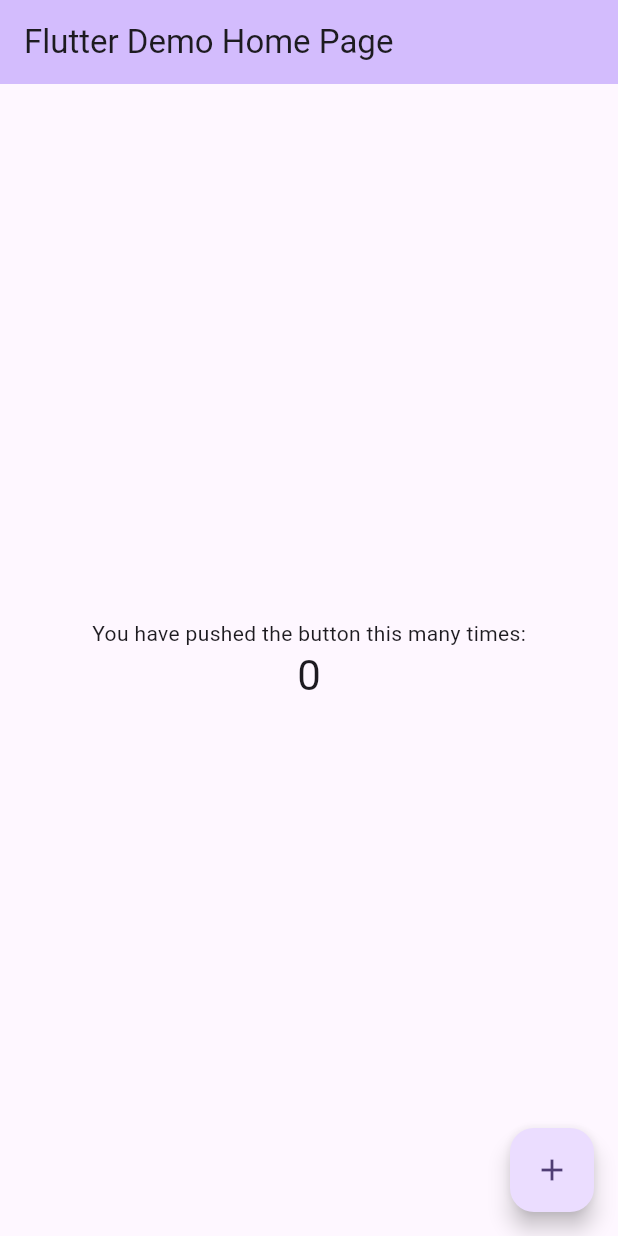
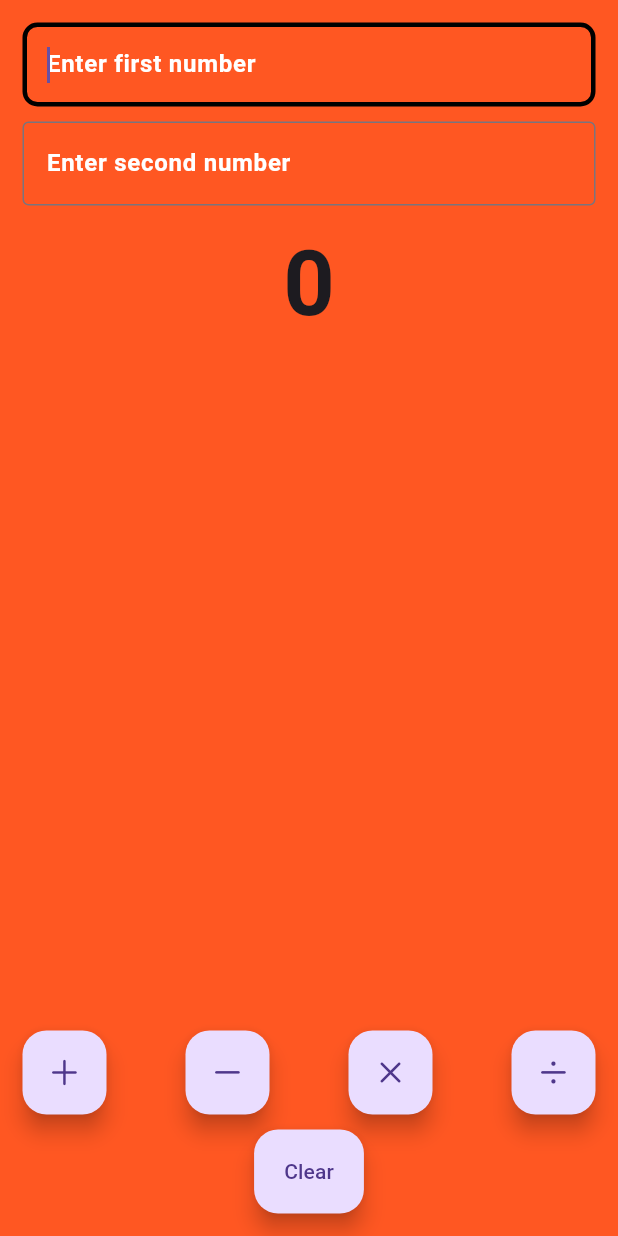
Before and after one commit to sapatevaibhav/flutter_demo, a Flutter app: the screen it shows after launch, on a phone screen of 412 x 824 dp. Run offline on Flutter 3.47's test engine with Material 3 defaults, Android fonts, the phone set to English and light mode, and no system bars.

Commit message:
calculator done

```diff
--- /dev/null
+++ b/lib/app/app.dart
@@ -0,0 +1,17 @@
+import 'package:flutter/material.dart';
+import 'package:flutter_demo/views/home_view.dart';
+
+class MyApp extends StatelessWidget {
+  const MyApp({super.key});
+
+  @override
+  Widget build(BuildContext context) {
+    return MaterialApp(
+      debugShowCheckedModeBanner: false,
+      theme: ThemeData(
+        primarySwatch: Colors.deepOrange,
+      ),
+      home: const HomeView(),
+    );
+  }
+}
--- a/lib/main.dart
+++ b/lib/main.dart
@@ -1,125 +1,6 @@
 import 'package:flutter/material.dart';
+import 'package:flutter_demo/app/app.dart';
 
 void main() {
   runApp(const MyApp());
 }
-
-class MyApp extends StatelessWidget {
-  const MyApp({super.key});
-
-  // This widget is the root of your application.
-  @override
-  Widget build(BuildContext context) {
-    return MaterialApp(
-      title: 'Flutter Demo',
-      theme: ThemeData(
-        // This is the theme of your application.
-        //
-        // TRY THIS: Try running your application with "flutter run". You'll see
-        // the application has a purple toolbar. Then, without quitting the app,
-        // try changing the seedColor in the colorScheme below to Colors.green
-        // and then invoke "hot reload" (save your changes or press the "hot
-        // reload" button in a Flutter-supported IDE, or press "r" if you used
-        // the command line to start the app).
-        //
-        // Notice that the counter didn't reset back to zero; the application
-        // state is not lost during the reload. To reset the state, use hot
-        // restart instead.
-        //
-        // This works for code too, not just values: Most code changes can be
-        // tested with just a hot reload.
-        colorScheme: ColorScheme.fromSeed(seedColor: Colors.deepPurple),
-        useMaterial3: true,
-      ),
-      home: const MyHomePage(title: 'Flutter Demo Home Page'),
-    );
-  }
-}
-
-class MyHomePage extends StatefulWidget {
-  const MyHomePage({super.key, required this.title});
-
-  // This widget is the home page of your application. It is stateful, meaning
-  // that it has a State object (defined below) that contains fields that affect
-  // how it looks.
-
-  // This class is the configuration for the state. It holds the values (in this
-  // case the title) provided by the parent (in this case the App widget) and
-  // used by the build method of the State. Fields in a Widget subclass are
-  // always marked "final".
-
-  final String title;
-
-  @override
-  State<MyHomePage> createState() => _MyHomePageState();
-}
-
-class _MyHomePageState extends State<MyHomePage> {
-  int _counter = 0;
-
-  void _incrementCounter() {
-    setState(() {
-      // This call to setState tells the Flutter framework that something has
-      // changed in this State, which causes it to rerun the build method below
-      // so that the display can reflect the updated values. If we changed
-      // _counter without calling setState(), then the build method would not be
-      // called again, and so nothing would appear to happen.
-      _counter++;
-    });
-  }
-
-  @override
-  Widget build(BuildContext context) {
-    // This method is rerun every time setState is called, for instance as done
-    // by the _incrementCounter method above.
-    //
-    // The Flutter framework has been optimized to make rerunning build methods
-    // fast, so that you can just rebuild anything that needs updating rather
-    // than having to individually change instances of widgets.
-    return Scaffold(
-      appBar: AppBar(
-        // TRY THIS: Try changing the color here to a specific color (to
-        // Colors.amber, perhaps?) and trigger a hot reload to see the AppBar
-        // change color while the other colors stay the same.
-        backgroundColor: Theme.of(context).colorScheme.inversePrimary,
-        // Here we take the value from the MyHomePage object that was created by
-        // the App.build method, and use it to set our appbar title.
-        title: Text(widget.title),
-      ),
-      body: Center(
-        // Center is a layout widget. It takes a single child and positions it
-        // in the middle of the parent.
-        child: Column(
-          // Column is also a layout widget. It takes a list of children and
-          // arranges them vertically. By default, it sizes itself to fit its
-          // children horizontally, and tries to be as tall as its parent.
-          //
-          // Column has various properties to control how it sizes itself and
-          // how it positions its children. Here we use mainAxisAlignment to
-          // center the children vertically; the main axis here is the vertical
-          // axis because Columns are vertical (the cross axis would be
-          // horizontal).
-          //
-          // TRY THIS: Invoke "debug painting" (choose the "Toggle Debug Paint"
-          // action in the IDE, or press "p" in the console), to see the
-          // wireframe for each widget.
-          mainAxisAlignment: MainAxisAlignment.center,
-          children: <Widget>[
-            const Text(
-              'You have pushed the button this many times:',
-            ),
-            Text(
-              '$_counter',
-              style: Theme.of(context).textTheme.headlineMedium,
-            ),
-          ],
-        ),
-      ),
-      floatingActionButton: FloatingActionButton(
-        onPressed: _incrementCounter,
-        tooltip: 'Increment',
-        child: const Icon(Icons.add),
-      ), // This trailing comma makes auto-formatting nicer for build methods.
-    );
-  }
-}
--- /dev/null
+++ b/lib/views/calculator_view.dart
@@ -0,0 +1,179 @@
+// ignore_for_file: prefer__ructors, prefer_const_constructors, prefer_const_constructors_in_immutables
+
+import 'dart:developer';
+import 'package:flutter/cupertino.dart';
+import 'package:flutter/material.dart';
+
+class CalculatorView extends StatefulWidget {
+  CalculatorView({super.key});
+
+  @override
+  State<CalculatorView> createState() => _CalculatorViewState();
+}
+
+class _CalculatorViewState extends State<CalculatorView> {
+  int a = 0;
+  int b = 0;
+  num c = 0;
+
+  final displayOneController = TextEditingController();
+  final displayTwoController = TextEditingController();
+  late final AppLifecycleListener _listener;
+
+  @override
+  void initState() {
+    super.initState();
+
+    displayTwoController.text = b.toString();
+    displayOneController.text = a.toString();
+    displayOneController.clear();
+    displayTwoController.clear();
+
+    _listener = AppLifecycleListener(
+      onDetach: _onDetach,
+      onHide: _onHide,
+      onInactive: _onInactive,
+      onPause: _onPause,
+      onRestart: _onRestart,
+      onResume: _onResume,
+      onShow: _onShow,
+    );
+  }
+
+  void _onDetach() => log("Detached");
+  void _onHide() => log("Hidden");
+  void _onInactive() => log("Inactive");
+  void _onRestart() => log("Restart");
+  void _onResume() => log("Resume");
+  void _onShow() => log("Show");
+  void _onPause() => log("Paused");
+
+  @override
+  Widget build(BuildContext context) {
+    return Padding(
+      padding: EdgeInsets.all(15),
+      child: Column(
+        children: [
+          //  Calculator display
+          Display(
+            hint: "Enter first number",
+            controller: displayOneController,
+            focused: true,
+          ),
+          SizedBox(
+            height: 10,
+          ),
+          Display(
+            hint: "Enter second number",
+            controller: displayTwoController,
+            focused: false,
+          ),
+          SizedBox(
+            height: 10,
+          ),
+          Text(
+            c.toString(),
+            style: TextStyle(fontSize: 60, fontWeight: FontWeight.bold),
+          ),
+          Spacer(),
+          Row(
+            mainAxisAlignment: MainAxisAlignment.spaceBetween,
+            children: [
+              FloatingActionButton(
+                onPressed: () {
+                  setState(() {
+                    c = num.tryParse(displayOneController.text)! +
+                        num.tryParse(displayTwoController.text)!;
+                  });
+                },
+                child: Icon(CupertinoIcons.add),
+              ),
+              FloatingActionButton(
+                onPressed: () {
+                  setState(() {
+                    c = num.tryParse(displayOneController.text)! -
+                        num.tryParse(displayTwoController.text)!;
+                  });
+                },
+                child: Icon(CupertinoIcons.minus),
+              ),
+              FloatingActionButton(
+                onPressed: () {
+                  setState(() {
+                    c = num.tryParse(displayOneController.text)! *
+                        num.tryParse(displayTwoController.text)!;
+                  });
+                },
+                child: Icon(CupertinoIcons.multiply),
+              ),
+              FloatingActionButton(
+                onPressed: () {
+                  setState(() {
+                    c = num.tryParse(displayOneController.text)! /
+                        num.tryParse(displayTwoController.text)!;
+                  });
+                },
+                child: Icon(CupertinoIcons.divide),
+              ),
+            ],
+          ),
+          SizedBox(
+            height: 10,
+          ),
+          FloatingActionButton.extended(
+            onPressed: () {
+              a = 0;
+              b = 0;
+              c = 0;
+              displayOneController.clear();
+              displayTwoController.clear();
+            },
+            label: Text("Clear"),
+          )
+        ],
+      ),
+    );
+  }
+}
+
+class Display extends StatelessWidget {
+  Display({
+    super.key,
+    this.hint = "Enter a number",
+    required this.focused,
+    required this.controller,
+  });
+
+  final String? hint;
+  final bool focused;
+  final TextEditingController controller;
+
+  @override
+  Widget build(BuildContext context) {
+    return TextField(
+      controller: controller,
+      keyboardType: TextInputType.number,
+      autofocus: focused,
+      decoration: InputDecoration(
+        focusedBorder: OutlineInputBorder(
+          borderSide: BorderSide(
+            color: Colors.black,
+            width: 3,
+          ),
+          borderRadius: BorderRadius.circular(10),
+        ),
+        border: OutlineInputBorder(
+          borderSide: BorderSide(
+            color: Colors.black,
+            width: 2,
+          ),
+        ),
+        hintText: hint,
+        hintStyle: TextStyle(
+          color: Colors.white,
+          fontWeight: FontWeight.bold,
+        ),
+      ),
+    );
+  }
+}
--- /dev/null
+++ b/lib/views/home_view.dart
@@ -0,0 +1,16 @@
+import 'package:flutter/material.dart';
+import 'package:flutter_demo/views/calculator_view.dart';
+
+class HomeView extends StatelessWidget {
+  const HomeView({super.key});
+
+  @override
+  Widget build(BuildContext context) {
+    return  Scaffold(
+      backgroundColor: Colors.deepOrange,
+      body: SafeArea(
+        child: CalculatorView(),
+      ),
+    );
+  }
+}
```
Also changed, not shown: 1 other file.
